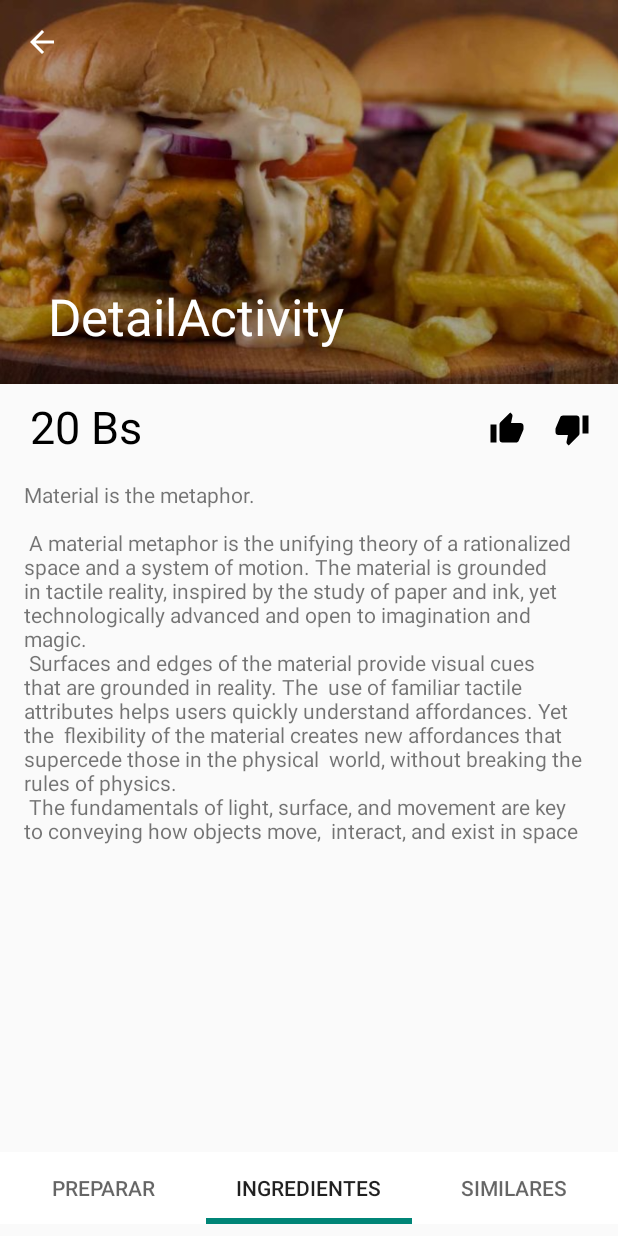
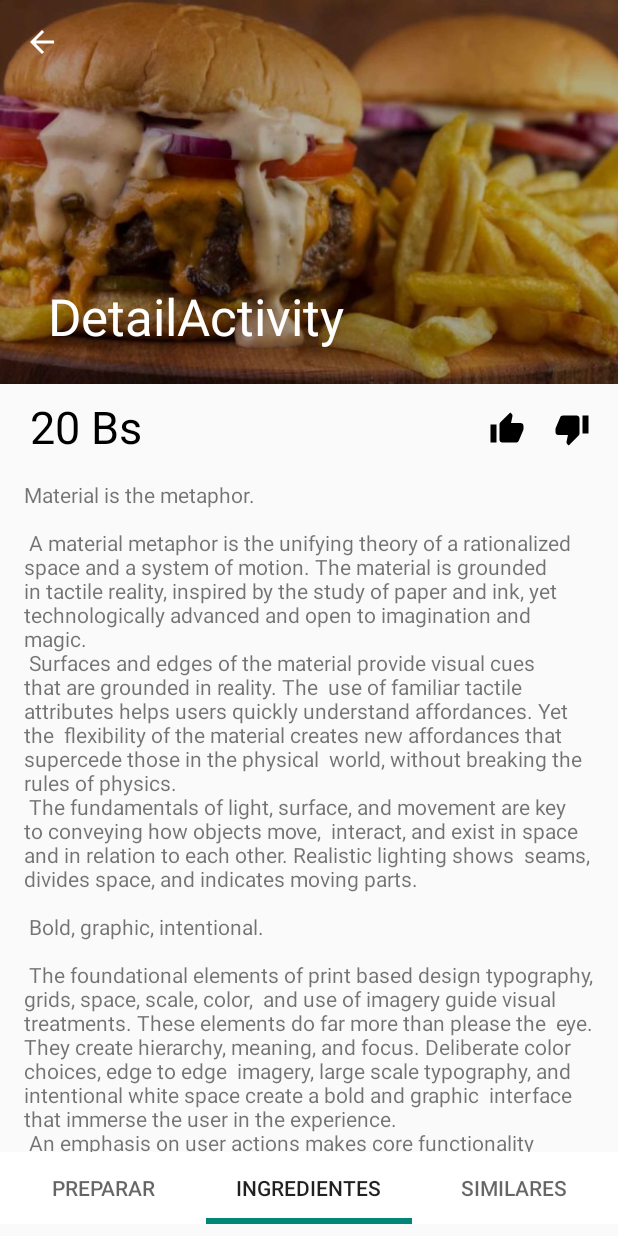
Before and after one commit to Mac3495/FoodAppUI, an Android app: the DetailActivity screen opened directly, with no data from a screen before it, on a phone screen of 412 x 824 dp. Run offline under Robolectric (Android 15) with nearby library versions, the phone set to English and light mode, and no system bars; 4 statements that could not run were skipped.

Commit message:
fixed height

```diff
--- a/app/src/main/res/layout/activity_detail.xml
+++ b/app/src/main/res/layout/activity_detail.xml
@@ -10,7 +10,7 @@
 
     <android.support.design.widget.CoordinatorLayout
         android:layout_width="match_parent"
-        android:layout_height="564dp"
+        android:layout_height="wrap_content"
         app:layout_constraintTop_toTopOf="parent"
         tools:context=".ui.DetailActivity">
 
```
